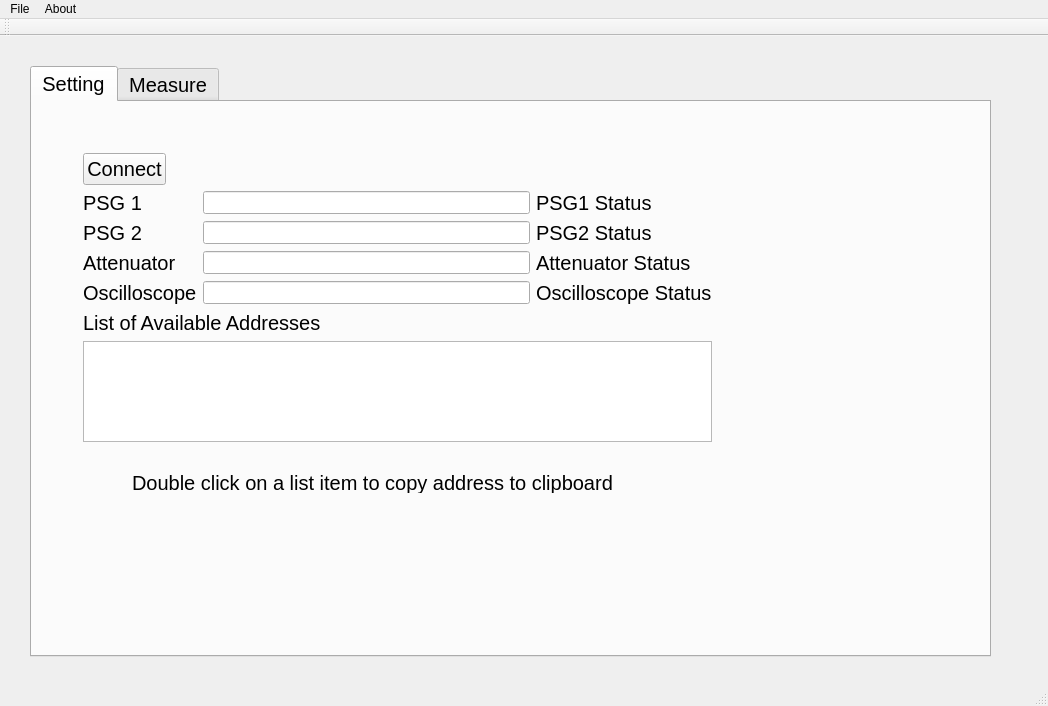
Old version of the form OneToneQt/OneToneQt/OneToneQt.ui in the repository quantum-devices-physics-lab/measurement-instruments-python.
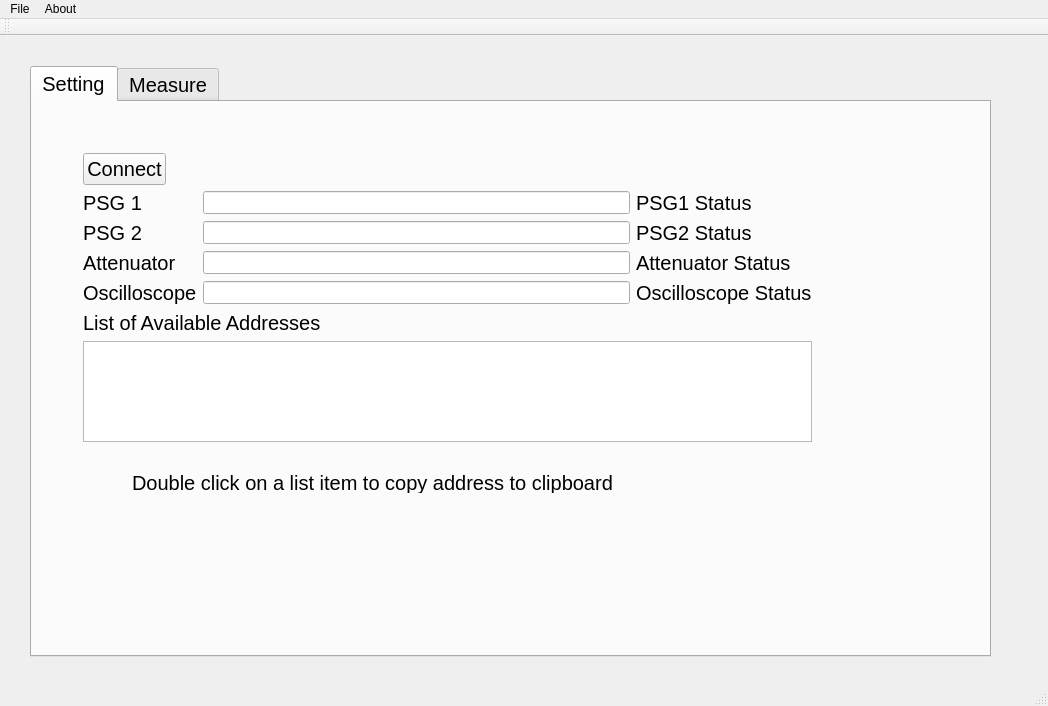
New version of the form. Custom widgets are drawn as their Qt base class.

The edit to the form file:
```diff
--- a/OneToneQt/OneToneQt/OneToneQt.ui
+++ b/OneToneQt/OneToneQt/OneToneQt.ui
@@ -46,7 +46,7 @@
        <rect>
         <x>40</x>
         <y>40</y>
-        <width>651</width>
+        <width>751</width>
         <height>311</height>
        </rect>
       </property>
```
Left out of the diff: 8 changed lines with no effect on the pictures.
